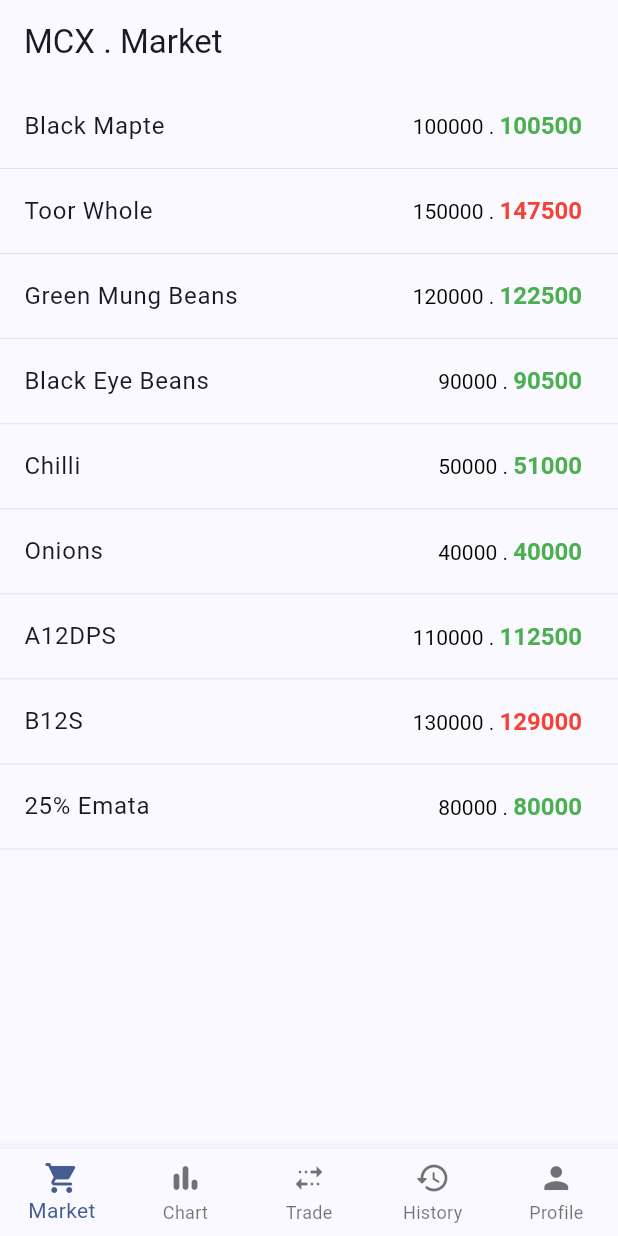
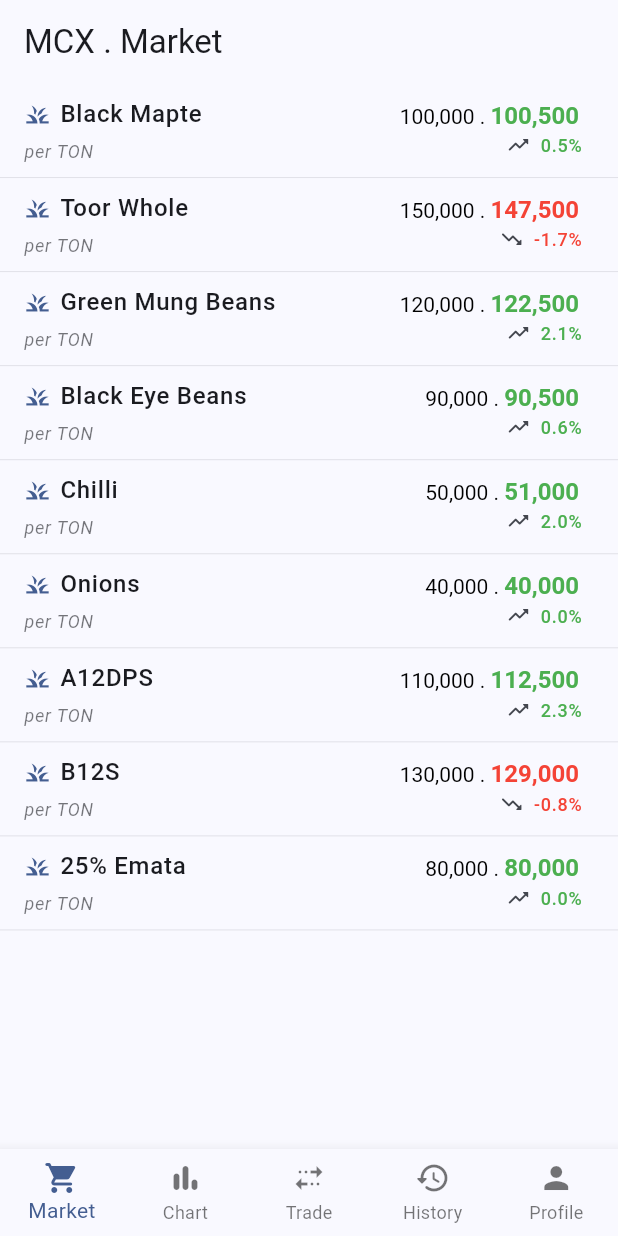
Before and after one commit to ThetpaingWin8834/mcx, a Flutter app: the screen it shows after launch, on a phone screen of 412 x 824 dp. Run offline on Flutter 3.47's test engine with Material 3 defaults, Android fonts, the phone set to English and light mode, and no system bars; our stand-ins replace flutter_riverpod; missing offline and left inert: k_chart_plus.

Commit message:
Update market_screen.dart

```diff
--- a/lib/market/market_screen.dart
+++ b/lib/market/market_screen.dart
@@ -1,5 +1,6 @@
 import 'package:flutter/material.dart';
 import 'package:flutter_riverpod/flutter_riverpod.dart';
+import 'package:intl/intl.dart';
 import 'package:mcx/data/market_notifier.dart';
 import 'package:mcx/home_notifier.dart';
 
@@ -30,21 +31,62 @@ class _MarketScreenState extends ConsumerState<MarketScreen> {
               ),
             ),
             child: ListTile(
-              title: Text(grain.name),
+              title: Column(
+                crossAxisAlignment: CrossAxisAlignment.start,
+                children: [
+                  Row(
+                    children: [
+                      Icon(
+                        Icons.grass,
+                        size: 18,
+                        color: Theme.of(context).colorScheme.primary,
+                      ),
+                      const SizedBox(width: 6),
+                      Text(
+                        grain.name,
+                        style: const TextStyle(
+                          fontSize: 16,
+                          fontWeight: FontWeight.w500,
+                          // letterSpacing: 0.5,
+                        ),
+                      ),
+                    ],
+                  ),
+                  const SizedBox(height: 4),
+                  Text(
+                    'per TON',
+                    style: TextStyle(
+                      fontSize: 12,
+                      fontStyle: FontStyle.italic,
+                      color: Theme.of(
+                        context,
+                      ).colorScheme.onSurface.withOpacity(0.6),
+                    ),
+                  ),
+                ],
+              ),
               onTap: () {
                 ref.read(selectedGrainNotifierProvider.notifier).state = index;
                 ref.read(homeNotifierProvider.notifier).state = 1;
               },
-              trailing: RichText(
+              trailing: Column(
+                spacing: 2,
+                mainAxisSize: MainAxisSize.min,
+                crossAxisAlignment: CrossAxisAlignment.end,
+                children: [
+                  RichText(
                     textAlign: TextAlign.center,
                     text: TextSpan(
                       children: [
                         TextSpan(
-                      text: '${grain.openPrice} . ',
-                      style: const TextStyle(color: Colors.black, fontSize: 14),
+                          text: '${formatCurrencyAmount(grain.openPrice)} . ',
+                          style: const TextStyle(
+                            color: Colors.black,
+                            fontSize: 14,
+                          ),
                         ),
                         TextSpan(
-                      text: '${grain.currentPrice}',
+                          text: '${formatCurrencyAmount(grain.currentPrice)} ',
                           style: TextStyle(
                             color: grain.currentPrice >= grain.openPrice
                                 ? Colors.green
@@ -56,6 +98,33 @@ class _MarketScreenState extends ConsumerState<MarketScreen> {
                       ],
                     ),
                   ),
+                  Text.rich(
+                    TextSpan(
+                      children: [
+                        WidgetSpan(
+                          child: Icon(
+                            grain.currentPrice >= grain.openPrice
+                                ? Icons.trending_up_rounded
+                                : Icons.trending_down_rounded,
+                            size: 16,
+                          ),
+                        ),
+                        TextSpan(
+                          text:
+                              '  ${(((grain.currentPrice - grain.openPrice) / grain.openPrice) * 100).toStringAsFixed(1)}%',
+                        ),
+                      ],
+                    ),
+                    style: TextStyle(
+                      color: grain.currentPrice >= grain.openPrice
+                          ? Colors.green
+                          : Colors.red,
+                      fontSize: 12,
+                      fontWeight: FontWeight.w500,
+                    ),
+                  ),
+                ],
+              ),
             ),
           );
         },
@@ -63,3 +132,8 @@ class _MarketScreenState extends ConsumerState<MarketScreen> {
     );
   }
 }
+
+String formatCurrencyAmount(num number) {
+  final numberFormat = NumberFormat('###,###,###,###,###,###.##');
+  return numberFormat.format(number);
+}
```
Lines whose indentation alone changed are shown as unchanged.
